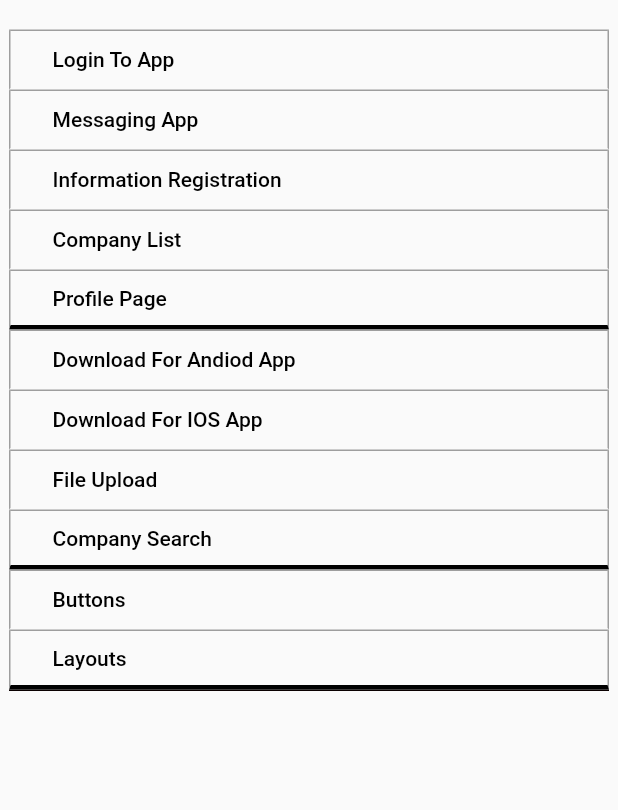
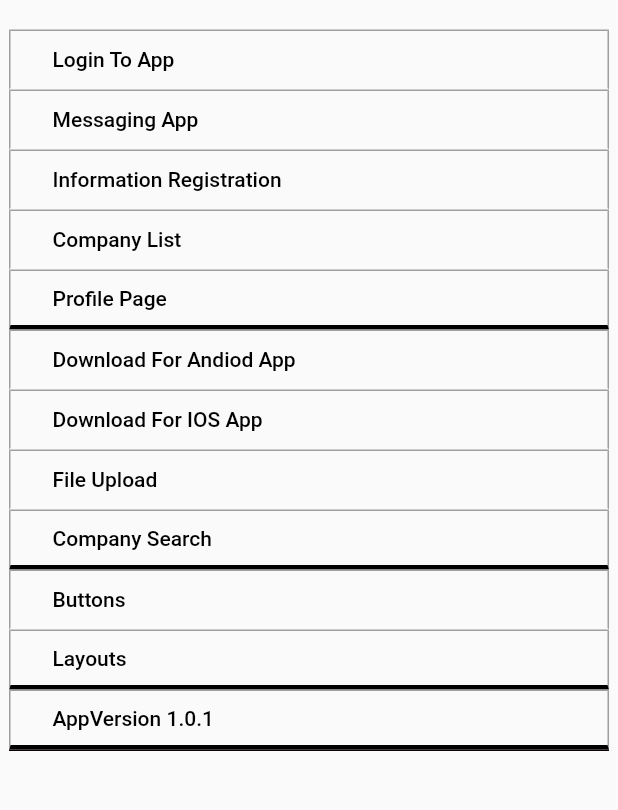
Before and after one commit to trd-wilfredo/flutter_app, a Flutter app: the screen it shows after launch, on a phone screen of 412 x 824 dp, the part 68-878 px from its top. Run offline on Flutter 3.47's test engine with Material 2 defaults, Android fonts, the phone set to English and light mode, and no system bars; our stand-ins replace cloud_firestore, dio, firebase_auth, firebase_core, open_file, permission_handler and 1 more; missing offline and left inert: file_picker_cross, universal_html; accounts and stored records are empty.

Commit message:
update 2

```diff
--- a/lib/pages/home.dart
+++ b/lib/pages/home.dart
@@ -66,6 +66,11 @@ class _HomeState extends State<Home> {
       page: 'skill_ii',
       title: 'Layouts',
     ),
+    PageList(
+      part: 'bottom',
+      page: 'vrs',
+      title: 'AppVersion 1.0.1',
+    ),
     // PageList(
     //   part: 'null',
     //   page: 'Linux',
```
Also changed, not shown: 5 other files.
